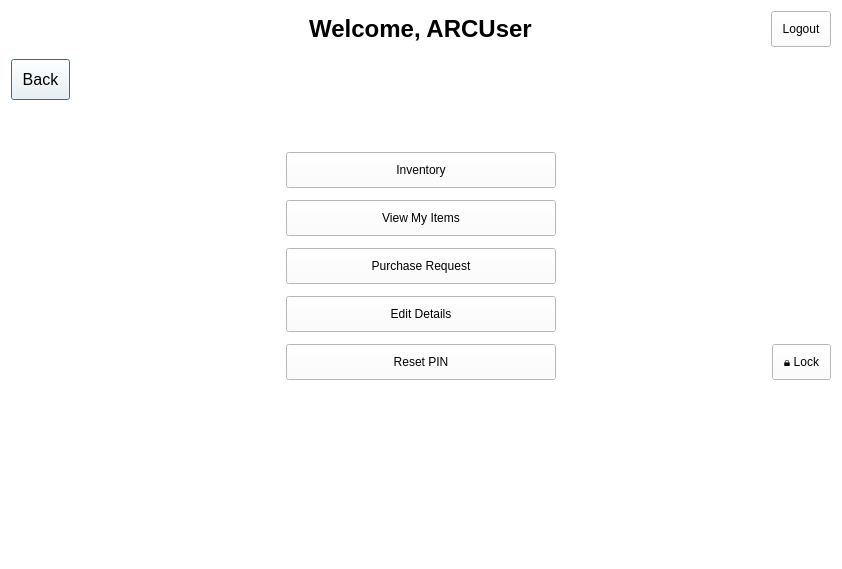
The window that userprofile.ui (arc-bphc/sims-gui) describes before a commit, drawn with Qt 5.
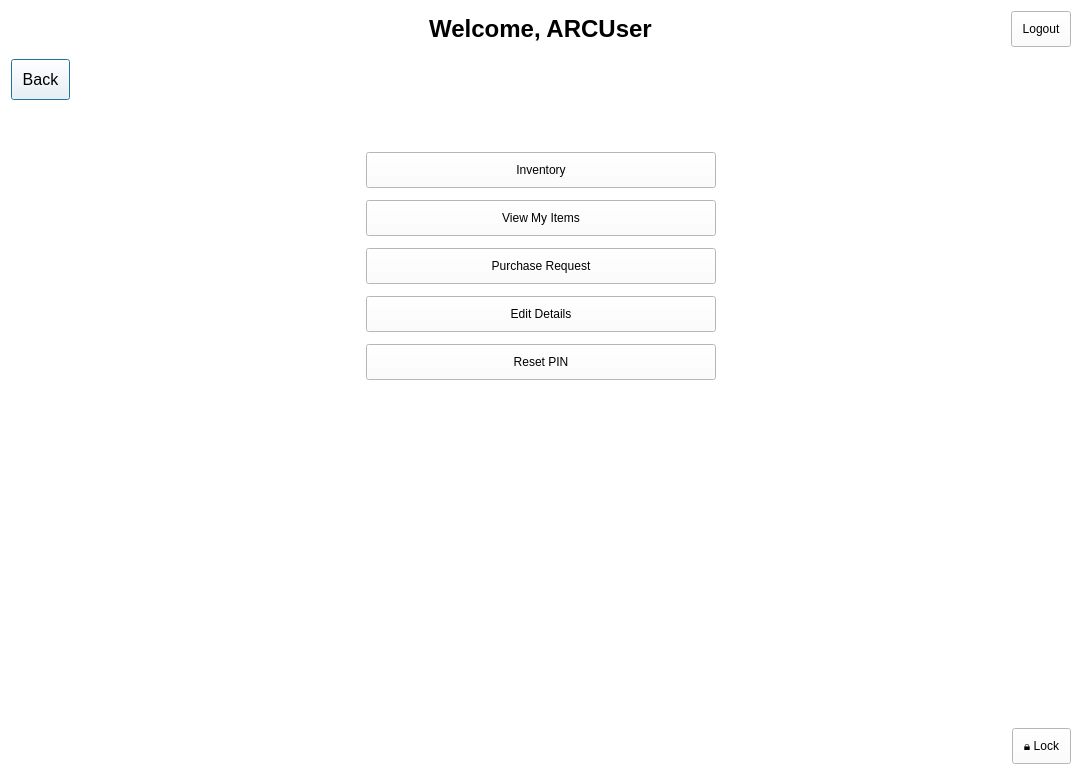
The same window after the commit. Icons and pictures are not drawn.

Patch:
```diff
--- a/userprofile.ui
+++ b/userprofile.ui
@@ -6,8 +6,8 @@
    <rect>
     <x>0</x>
     <y>0</y>
-    <width>842</width>
-    <height>569</height>
+    <width>1082</width>
+    <height>775</height>
    </rect>
   </property>
   <property name="windowTitle">
@@ -20,19 +20,6 @@
   </property>
   <layout class="QGridLayout" name="gridLayout_2">
    <item row="1" column="0">
-    <spacer name="verticalSpacer">
-     <property name="orientation">
-      <enum>Qt::Vertical</enum>
-     </property>
-     <property name="sizeHint" stdset="0">
-      <size>
-       <width>20</width>
-       <height>40</height>
-      </size>
-     </property>
-    </spacer>
-   </item>
-   <item row="0" column="0">
     <layout class="QGridLayout" name="gridLayout">
      <property name="verticalSpacing">
       <number>12</number>
@@ -192,14 +179,27 @@
        </property>
       </widget>
      </item>
-     <item row="7" column="2" alignment="Qt::AlignRight">
+    </layout>
+   </item>
+   <item row="3" column="0" alignment="Qt::AlignRight|Qt::AlignBottom">
       <widget class="QPushButton" name="lockButton">
        <property name="text">
         <string>🔒 Lock</string>
        </property>
       </widget>
      </item>
-    </layout>
+   <item row="2" column="0">
+    <spacer name="verticalSpacer">
+     <property name="orientation">
+      <enum>Qt::Vertical</enum>
+     </property>
+     <property name="sizeHint" stdset="0">
+      <size>
+       <width>20</width>
+       <height>40</height>
+      </size>
+     </property>
+    </spacer>
    </item>
   </layout>
  </widget>
```
Left out of the diff: 3 changed lines with no effect on the pictures. Lines whose indentation alone changed are shown as unchanged.
